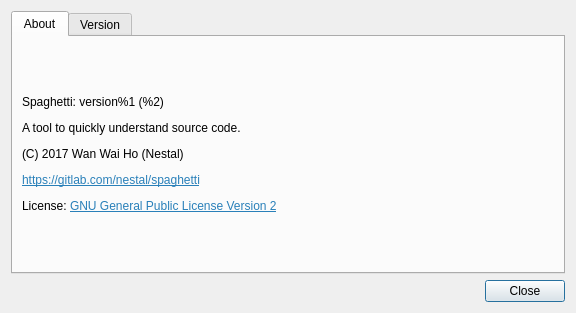
Above: gui/AboutBox.ui from nestal/spaghetti before the change. Below: the same form after it.
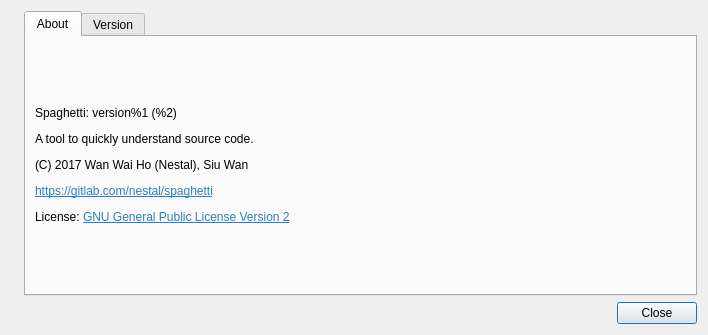
That is the form after the change. Icons and pictures are not drawn.

Commit message: added icon in about box

Patch:
```diff
--- a/gui/AboutBox.ui
+++ b/gui/AboutBox.ui
@@ -6,15 +6,25 @@
    <rect>
     <x>0</x>
     <y>0</y>
-    <width>576</width>
-    <height>313</height>
+    <width>708</width>
+    <height>335</height>
    </rect>
   </property>
   <property name="windowTitle">
    <string>About Spaghetti</string>
   </property>
-  <layout class="QVBoxLayout" name="verticalLayout">
-   <item>
+  <layout class="QGridLayout" name="gridLayout">
+   <item row="0" column="0">
+    <widget class="QLabel" name="label">
+     <property name="text">
+      <string/>
+     </property>
+     <property name="pixmap">
+      <pixmap resource="spaghetti.qrc">:/images/fork.svg</pixmap>
+     </property>
+    </widget>
+   </item>
+   <item row="0" column="1">
     <widget class="QTabWidget" name="tabWidget">
      <property name="currentIndex">
       <number>0</number>
@@ -27,7 +37,7 @@
        <item>
         <widget class="QLabel" name="m_about">
          <property name="text">
-          <string>&lt;html&gt;&lt;head/&gt;&lt;body&gt;&lt;p&gt;Spaghetti: version%1 (%2)&lt;/p&gt;&lt;p&gt;A tool to quickly understand source code.&lt;/p&gt;&lt;p&gt;(C) 2017 Wan Wai Ho (Nestal)&lt;/p&gt;&lt;p&gt;&lt;a href=&quot;https://gitlab.com/nestal/spaghetti&quot;&gt;&lt;span style=&quot; text-decoration: underline; color:#2980b9;&quot;&gt;https://gitlab.com/nestal/spaghetti&lt;/span&gt;&lt;/a&gt;&lt;/p&gt;&lt;p&gt;License: &lt;a href=&quot;https://www.gnu.org/licenses/gpl-2.0.html&quot;&gt;&lt;span style=&quot; text-decoration: underline; color:#2980b9;&quot;&gt;GNU General Public License Version 2&lt;/span&gt;&lt;/a&gt;&lt;/p&gt;&lt;/body&gt;&lt;/html&gt;</string>
+          <string>&lt;html&gt;&lt;head/&gt;&lt;body&gt;&lt;p&gt;Spaghetti: version%1 (%2)&lt;/p&gt;&lt;p&gt;A tool to quickly understand source code.&lt;/p&gt;&lt;p&gt;(C) 2017 Wan Wai Ho (Nestal), Siu Wan&lt;/p&gt;&lt;p&gt;&lt;a href=&quot;https://gitlab.com/nestal/spaghetti&quot;&gt;&lt;span style=&quot; text-decoration: underline; color:#2980b9;&quot;&gt;https://gitlab.com/nestal/spaghetti&lt;/span&gt;&lt;/a&gt;&lt;/p&gt;&lt;p&gt;License: &lt;a href=&quot;https://www.gnu.org/licenses/gpl-2.0.html&quot;&gt;&lt;span style=&quot; text-decoration: underline; color:#2980b9;&quot;&gt;GNU General Public License Version 2&lt;/span&gt;&lt;/a&gt;&lt;/p&gt;&lt;/body&gt;&lt;/html&gt;</string>
          </property>
          <property name="textFormat">
           <enum>Qt::RichText</enum>
@@ -55,7 +65,7 @@
      </widget>
     </widget>
    </item>
-   <item>
+   <item row="1" column="0" colspan="2">
     <layout class="QHBoxLayout" name="horizontalLayout_3">
      <item>
       <spacer name="horizontalSpacer">
```
Left out of the diff: 9 changed lines with no effect on the pictures. The commit also changes 4 other files.
